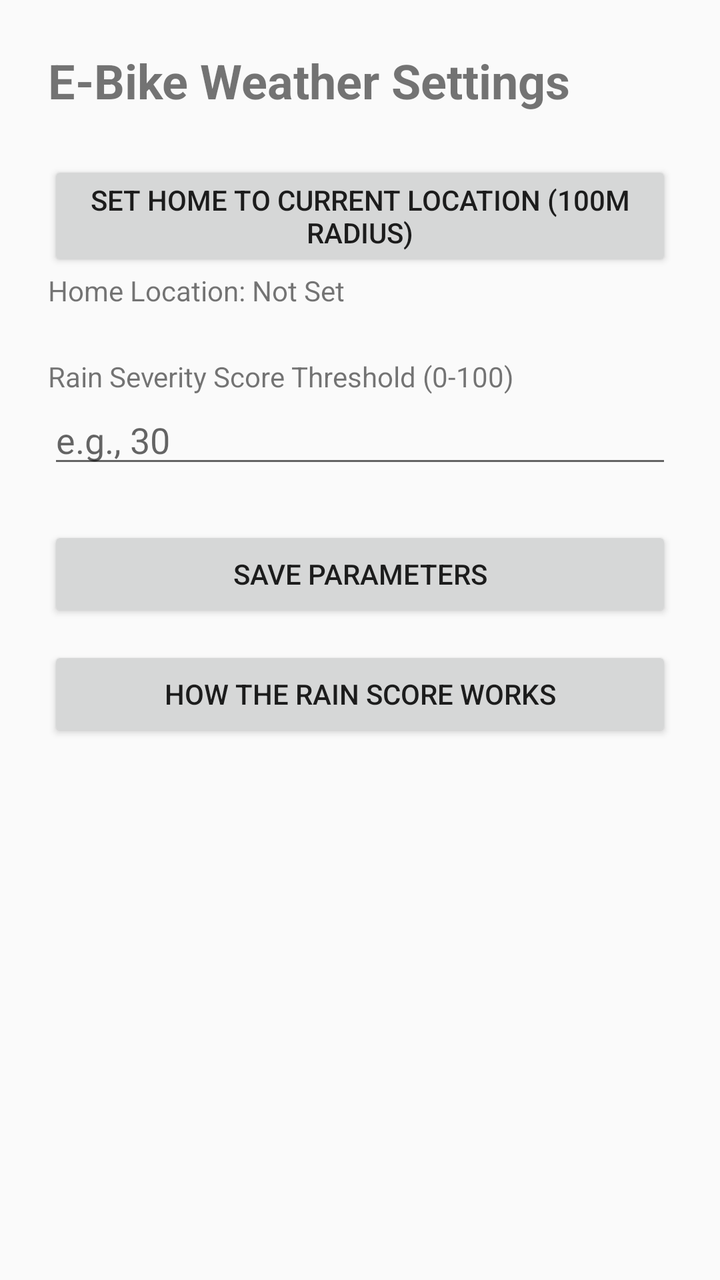
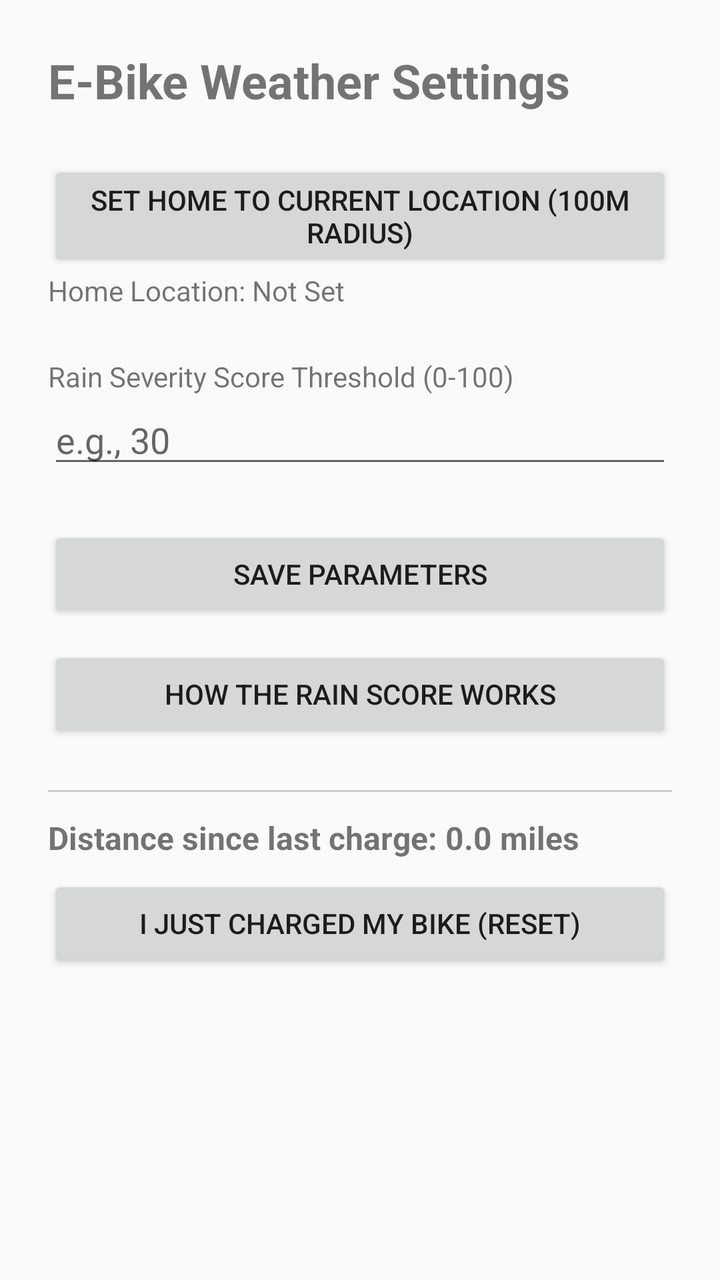

Before-and-after screenshots of an Android layout around one commit, followed by the original layout XML and the change that was made.
<!-- AndroidManifest.xml: application theme Theme.AppCompat.DayNight -->
<!-- res/layout/activity_main.xml -->
<?xml version="1.0" encoding="utf-8"?>
<LinearLayout xmlns:android="http://schemas.android.com/apk/res/android"
    android:layout_width="match_parent"
    android:layout_height="match_parent"
    android:orientation="vertical"
    android:fitsSystemWindows="true"
    android:padding="24dp">

    <TextView
        android:layout_width="wrap_content"
        android:layout_height="wrap_content"
        android:text="E-Bike Weather Settings"
        android:textSize="24sp"
        android:textStyle="bold"
        android:layout_marginBottom="24dp"/>

    <Button
        android:id="@+id/btnSetHome"
        android:layout_width="match_parent"
        android:layout_height="wrap_content"
        android:text="Set Home to Current Location (100m Radius)" />

    <TextView
        android:id="@+id/tvCurrentLocation"
        android:layout_width="match_parent"
        android:layout_height="wrap_content"
        android:text="Home Location: Not Set"
        android:layout_marginBottom="24dp"/>

    <TextView
        android:layout_width="wrap_content"
        android:layout_height="wrap_content"
        android:text="Rain Severity Score Threshold (0-100)" />

    <EditText
        android:id="@+id/etPrecipProb"
        android:layout_width="match_parent"
        android:layout_height="wrap_content"
        android:inputType="number"
        android:hint="e.g., 30" />

    <Button
        android:id="@+id/btnSaveSettings"
        android:layout_width="match_parent"
        android:layout_height="wrap_content"
        android:layout_marginTop="24dp"
        android:text="Save Parameters" />

    <Button
        android:id="@+id/btnRainScoreExplanation"
        android:layout_width="match_parent"
        android:layout_height="wrap_content"
        android:layout_marginTop="12dp"
        android:text="How the Rain Score Works" />

</LinearLayout>
<!-- resources referenced by this layout -->
<resources>

</resources>

<!-- the commit's change to res/layout/activity_main.xml (unified diff, before → after) -->
@@ -53,4 +53,26 @@
         android:layout_marginTop="12dp"
         android:text="How the Rain Score Works" />
 
+    <View
+        android:layout_width="match_parent"
+        android:layout_height="1dp"
+        android:background="#CCCCCC"
+        android:layout_marginTop="24dp"
+        android:layout_marginBottom="12dp"/>
+
+    <TextView
+        android:id="@+id/tvOdometer"
+        android:layout_width="match_parent"
+        android:layout_height="wrap_content"
+        android:text="Distance since last charge: 0.0 miles"
+        android:textSize="16sp"
+        android:textStyle="bold" />
+
+    <Button
+        android:id="@+id/btnResetOdometer"
+        android:layout_width="match_parent"
+        android:layout_height="wrap_content"
+        android:layout_marginTop="8dp"
+        android:text="I Just Charged My Bike (Reset)" />
+
 </LinearLayout>
